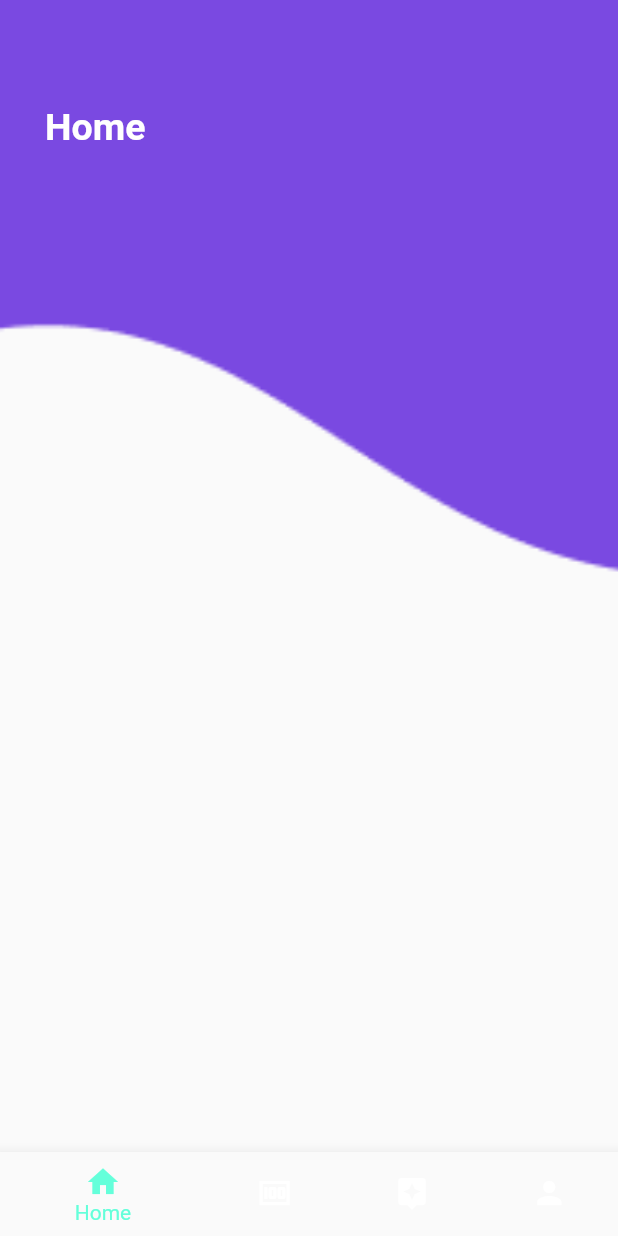
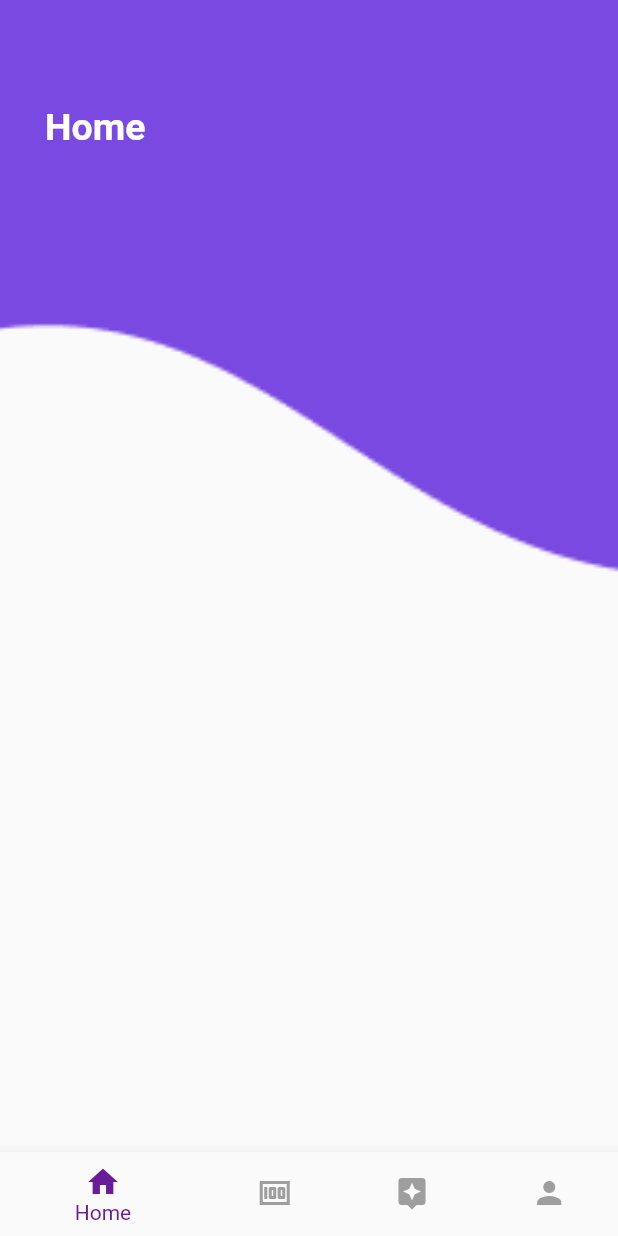
Before and after one commit to Vasudev-2308/maintainance_tracker, a Flutter app: the Home screen opened by its route, on a phone screen of 412 x 824 dp. Run offline on Flutter 3.47's test engine with Material 2 defaults, Android fonts, the phone set to English and light mode, and no system bars; our stand-ins replace firebase_auth, firebase_core, flutter_spinkit; accounts and stored records are empty.

Commit message:
fixed light theme bottom nav bar issues

```diff
--- a/lib/screens/homepage.dart
+++ b/lib/screens/homepage.dart
@@ -45,8 +45,8 @@ class _HomeState extends State<Home> {
       ),
       bottomNavigationBar: BottomNavigationBar(
           currentIndex: selectedpage,
-          selectedItemColor: ThemeData.dark().accentColor,
-          unselectedItemColor: Colors.white,
+          selectedItemColor: Colors.purple[800],
+          unselectedItemColor: Colors.grey,
           type: BottomNavigationBarType.shifting,
           items: [
             BottomNavigationBarItem(
```
